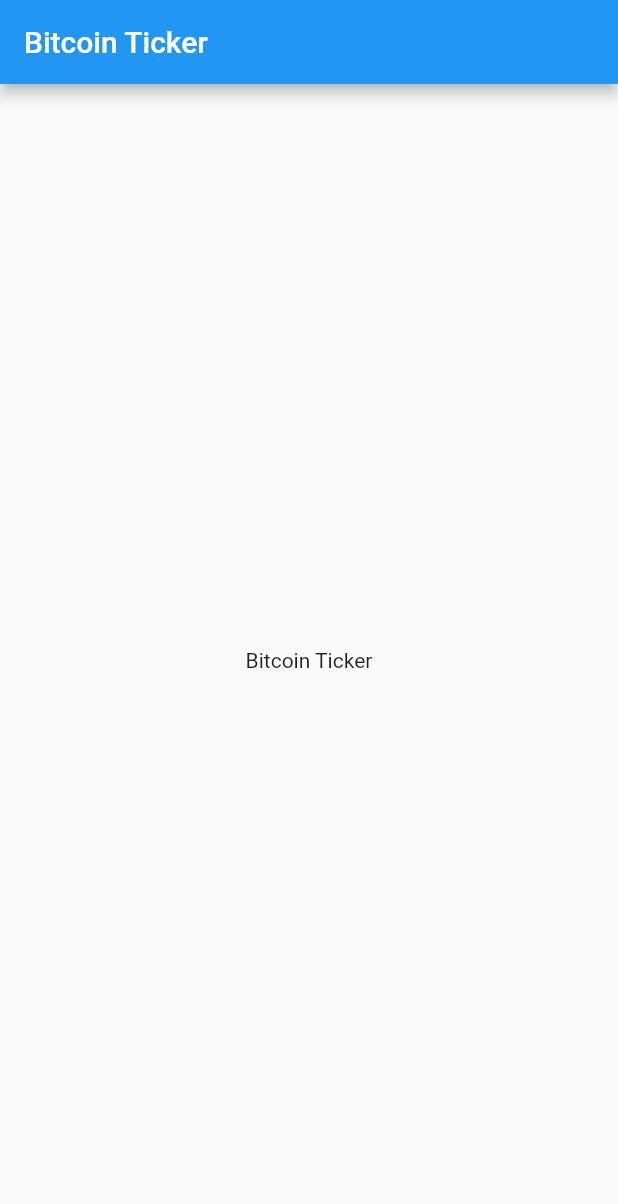
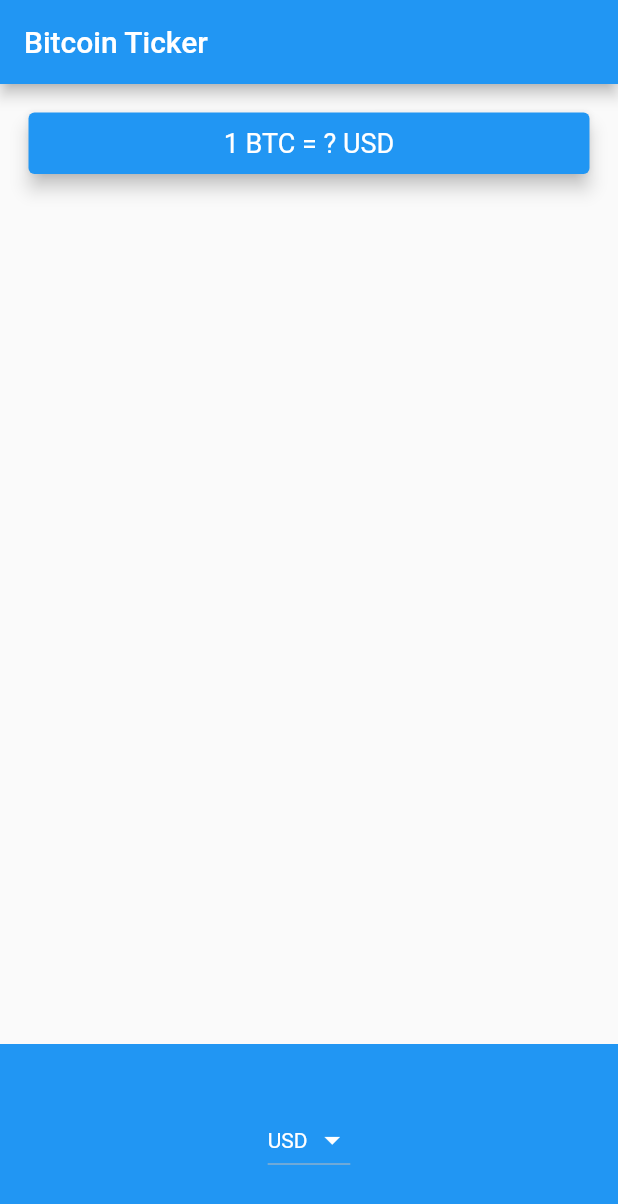
Before and after one commit to Trugamr/bitcoin-ticker-flutter, a Flutter app: the screen it shows after launch, on a phone screen of 412 x 824 dp. Shown: the top 1204 px of the screen. Run offline on Flutter 3.47's test engine with Material 2 defaults, Android fonts, the phone set to English and light mode, and no system bars.

Commit message:
created basic layout

```diff
--- /dev/null
+++ b/lib/coin_data.dart
@@ -0,0 +1,31 @@
+const List<String> currenciesList = [
+  'AUD',
+  'BRL',
+  'CAD',
+  'CNY',
+  'EUR',
+  'GBP',
+  'HKD',
+  'IDR',
+  'ILS',
+  'INR',
+  'JPY',
+  'MXN',
+  'NOK',
+  'NZD',
+  'PLN',
+  'RON',
+  'RUB',
+  'SEK',
+  'SGD',
+  'USD',
+  'ZAR'
+];
+
+const List<String> cryptoList = [
+  'BTC',
+  'ETH',
+  'LTC',
+];
+
+class CoinData {}
--- /dev/null
+++ b/lib/constants.dart
@@ -0,0 +1,6 @@
+import 'package:flutter/material.dart';
+
+const kTextStyle = TextStyle(
+  color: Colors.white,
+  fontSize: 18.0,
+);
--- a/lib/screens/home_screen.dart
+++ b/lib/screens/home_screen.dart
@@ -1,4 +1,8 @@
+import 'package:flutter/cupertino.dart';
 import 'package:flutter/material.dart';
+import 'dart:io' show Platform;
+import '../constants.dart';
+import '../coin_data.dart';
 
 class HomeScreen extends StatefulWidget {
   @override
@@ -6,14 +10,96 @@ class HomeScreen extends StatefulWidget {
 }
 
 class _HomeScreenState extends State<HomeScreen> {
+  String selectedCurrency = 'USD';
+
+  DropdownButton<String> getDropdownButton() {
+    return DropdownButton<String>(
+      icon: Icon(
+        Icons.arrow_drop_down,
+        color: Colors.white,
+      ),
+      dropdownColor: Colors.blue,
+      style: TextStyle(
+        color: Colors.white,
+      ),
+      value: selectedCurrency,
+      items: currenciesList
+          .map((item) => DropdownMenuItem(
+                child: Text(item),
+                value: item,
+              ))
+          .toList(),
+      onChanged: (value) {
+        setState(
+          () {
+            selectedCurrency = value;
+          },
+        );
+      },
+    );
+  }
+
+  CupertinoPicker getCupertinoPicker() {
+    return CupertinoPicker(
+      itemExtent: 32.0,
+      onSelectedItemChanged: (index) {
+        print(index);
+      },
+      children: currenciesList
+          .map(
+            (item) => Text(
+              item,
+              style: TextStyle(color: Colors.white),
+            ),
+          )
+          .toList(),
+    );
+  }
+
   @override
   Widget build(BuildContext context) {
     return Scaffold(
       appBar: AppBar(
         title: Text('Bitcoin Ticker'),
       ),
-      body: Center(
-        child: Text('Bitcoin Ticker'),
+      body: Column(
+        children: [
+          Expanded(
+            flex: 10,
+            child: Padding(
+              padding: EdgeInsets.all(15.0),
+              child: Column(
+                crossAxisAlignment: CrossAxisAlignment.stretch,
+                children: [
+                  Card(
+                    child: Padding(
+                      padding: EdgeInsets.all(10.0),
+                      child: Text(
+                        '1 BTC = ? USD',
+                        style: kTextStyle,
+                        textAlign: TextAlign.center,
+                      ),
+                    ),
+                    color: Colors.blue,
+                    elevation: 5.0,
+                  )
+                ],
+              ),
+            ),
+          ),
+          Expanded(
+            flex: 2,
+            child: Container(
+              alignment: Alignment.center,
+              padding: EdgeInsets.all(12.0),
+              color: Colors.blue,
+              child: Container(
+                child:
+                    Platform.isIOS ? getCupertinoPicker() : getDropdownButton(),
+              ),
+            ),
+          ),
+        ],
       ),
     );
   }
```
Also changed, not shown: lib/main.dart (+6 -3 lines).
